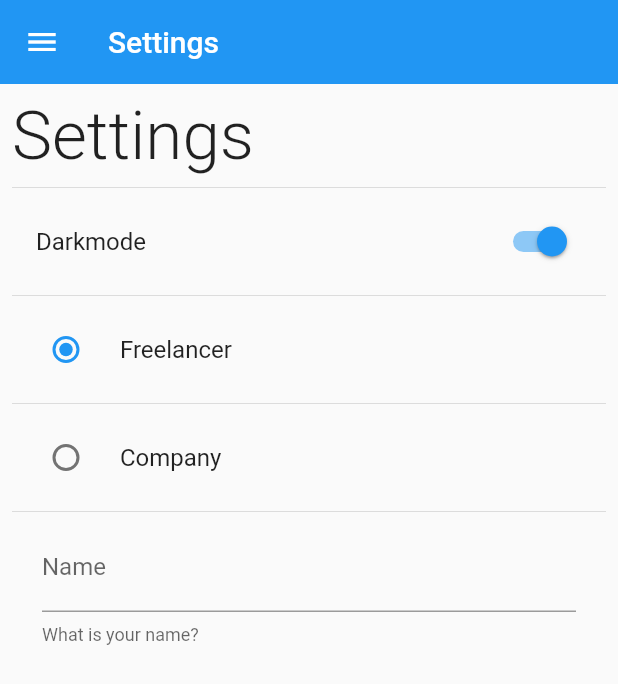
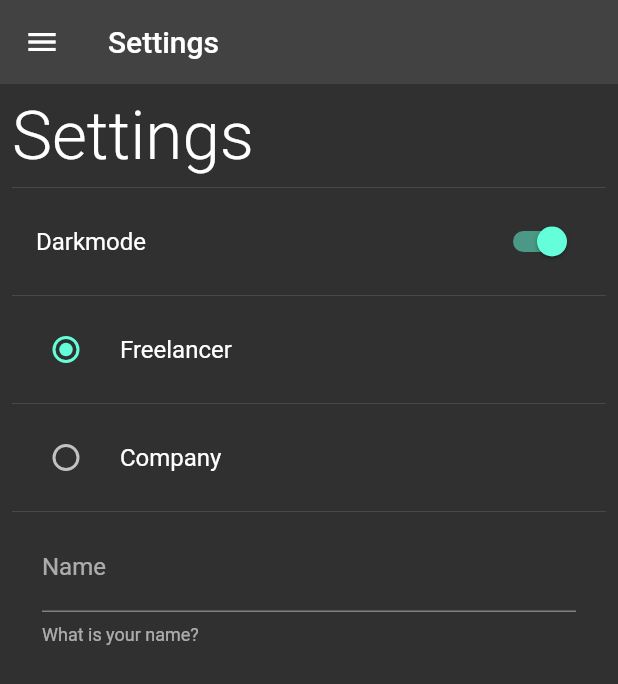
Before and after one commit to GitRockie/minka-design-app, a Flutter app: the SettingsScreen screen opened by its route, after a tap on "Darkmode", on a phone screen of 412 x 824 dp. Shown: the top 684 px of the screen. Run offline on Flutter 3.47's test engine with Material 2 defaults, Android fonts, the phone set to English and light mode, and no system bars; our stand-ins replace google_maps_flutter, shared_preferences, sqflite; missing offline and left inert: flutter_barcode_scanner; accounts and stored records are empty.

Commit message:
Change theme state
Provider Using
methods for initializing
notifyListeners() for re-write state
MultiProvider implements before Pref.init
theme set from Provider ThemeProvider
Call from Provider setLight/setDark
theme on change and stored

```diff
--- /dev/null
+++ b/lib/source/providers/theme_provider.dart
@@ -0,0 +1,18 @@
+import 'package:flutter/material.dart';
+
+class ThemeProvider extends ChangeNotifier {
+  ThemeData currentTheme;
+
+  ThemeProvider({required bool isDarkmode})
+      : currentTheme = isDarkmode ? ThemeData.dark() : ThemeData.light();
+
+  setLightmode() {
+    currentTheme = ThemeData.light();
+    notifyListeners();
+  }
+
+  setDarkmode() {
+    currentTheme = ThemeData.dark();
+    notifyListeners();
+  }
+}
--- a/lib/source/screens/settings_screen.dart
+++ b/lib/source/screens/settings_screen.dart
@@ -1,6 +1,8 @@
 import 'package:flutter/material.dart';
+import 'package:minka_design_app/source/providers/theme_provider.dart';
 import 'package:minka_design_app/source/share_preferences/preferences.dart';
 import 'package:minka_design_app/source/widgets/side_menu.dart';
+import 'package:provider/provider.dart';
 
 class SettingsScreen extends StatefulWidget {
   const SettingsScreen({Key? key}) : super(key: key);
@@ -40,6 +42,11 @@ class _SettingsScreenState extends State<SettingsScreen> {
                     title: const Text('Darkmode'),
                     onChanged: (value) {
                       Preferences.isDarkmode = value;
+                      final themeProvider =
+                          Provider.of<ThemeProvider>(context, listen: false);
+                      value
+                          ? themeProvider.setDarkmode()
+                          : themeProvider.setLightmode();
                       setState(() {});
                     }),
                 const Divider(),
```
Also changed, not shown: lib/main.dart (+9 -2 lines).
